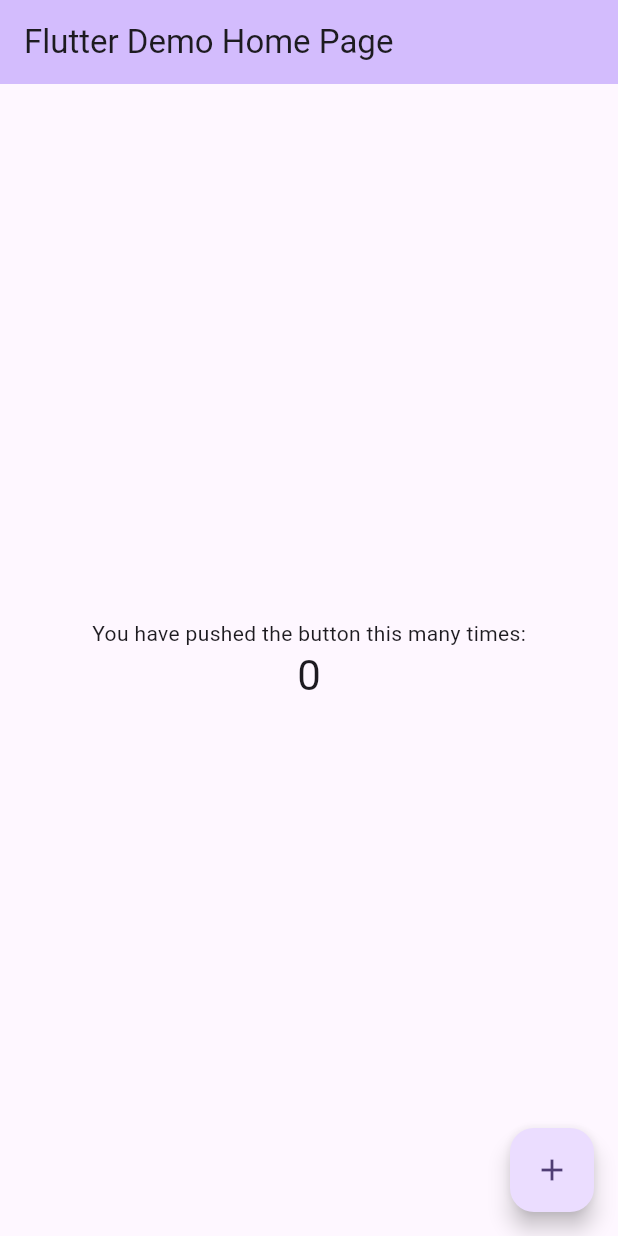
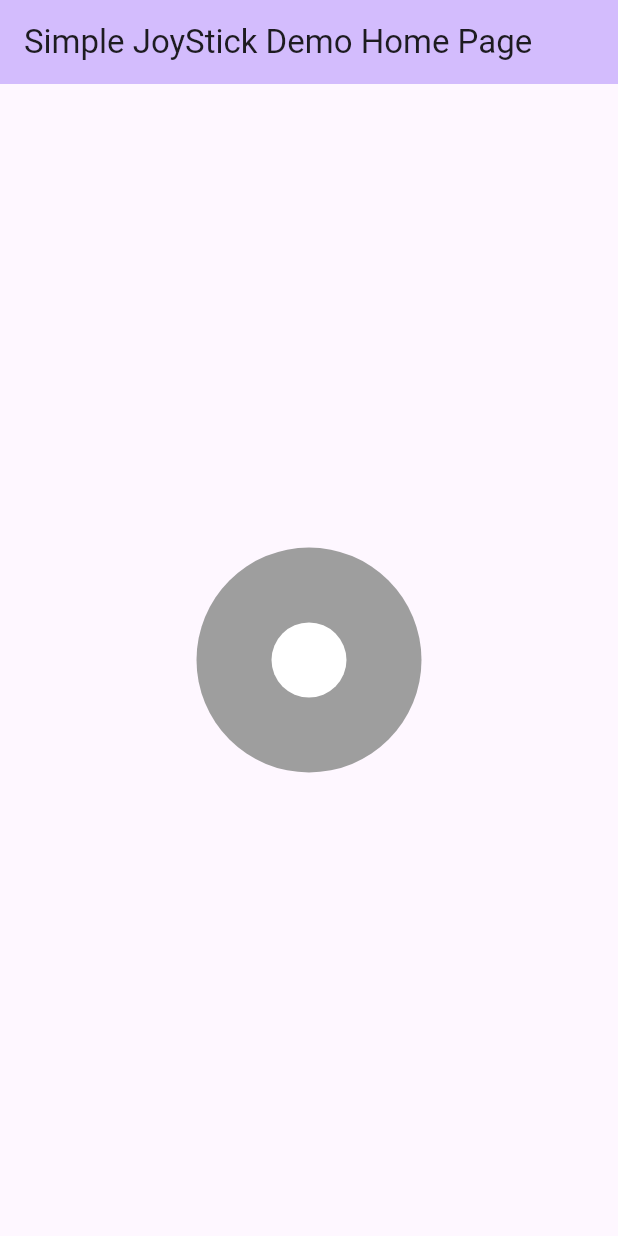
Before and after one commit to NaokiNishizawa/simple_joystick, a Flutter app: the screen it shows after launch, on a phone screen of 412 x 824 dp. Run offline on Flutter 3.47's test engine with Material 2 defaults, Android fonts, the phone set to English and light mode, and no system bars.

Commit message:
add joystick widget example main.dart

```diff
--- a/example/lib/main.dart
+++ b/example/lib/main.dart
@@ -1,4 +1,5 @@
 import 'package:flutter/material.dart';
+import 'package:simple_joystick/simple_joystick.dart';
 
 void main() {
   runApp(const MyApp());
@@ -7,47 +8,21 @@ void main() {
 class MyApp extends StatelessWidget {
   const MyApp({super.key});
 
-  // This widget is the root of your application.
   @override
   Widget build(BuildContext context) {
     return MaterialApp(
-      title: 'Flutter Demo',
+      title: 'Simple JoyStick Demo',
       theme: ThemeData(
-        // This is the theme of your application.
-        //
-        // TRY THIS: Try running your application with "flutter run". You'll see
-        // the application has a blue toolbar. Then, without quitting the app,
-        // try changing the seedColor in the colorScheme below to Colors.green
-        // and then invoke "hot reload" (save your changes or press the "hot
-        // reload" button in a Flutter-supported IDE, or press "r" if you used
-        // the command line to start the app).
-        //
-        // Notice that the counter didn't reset back to zero; the application
-        // state is not lost during the reload. To reset the state, use hot
-        // restart instead.
-        //
-        // This works for code too, not just values: Most code changes can be
-        // tested with just a hot reload.
         colorScheme: ColorScheme.fromSeed(seedColor: Colors.deepPurple),
         useMaterial3: true,
       ),
-      home: const MyHomePage(title: 'Flutter Demo Home Page'),
+      home: const MyHomePage(title: 'Simple JoyStick Demo Home Page'),
     );
   }
 }
 
 class MyHomePage extends StatefulWidget {
   const MyHomePage({super.key, required this.title});
-
-  // This widget is the home page of your application. It is stateful, meaning
-  // that it has a State object (defined below) that contains fields that affect
-  // how it looks.
-
-  // This class is the configuration for the state. It holds the values (in this
-  // case the title) provided by the parent (in this case the App widget) and
-  // used by the build method of the State. Fields in a Widget subclass are
-  // always marked "final".
-
   final String title;
 
   @override
@@ -55,71 +30,27 @@ class MyHomePage extends StatefulWidget {
 }
 
 class _MyHomePageState extends State<MyHomePage> {
-  int _counter = 0;
-
-  void _incrementCounter() {
-    setState(() {
-      // This call to setState tells the Flutter framework that something has
-      // changed in this State, which causes it to rerun the build method below
-      // so that the display can reflect the updated values. If we changed
-      // _counter without calling setState(), then the build method would not be
-      // called again, and so nothing would appear to happen.
-      _counter++;
-    });
-  }
-
   @override
   Widget build(BuildContext context) {
-    // This method is rerun every time setState is called, for instance as done
-    // by the _incrementCounter method above.
-    //
-    // The Flutter framework has been optimized to make rerunning build methods
-    // fast, so that you can just rebuild anything that needs updating rather
-    // than having to individually change instances of widgets.
     return Scaffold(
       appBar: AppBar(
-        // TRY THIS: Try changing the color here to a specific color (to
-        // Colors.amber, perhaps?) and trigger a hot reload to see the AppBar
-        // change color while the other colors stay the same.
         backgroundColor: Theme.of(context).colorScheme.inversePrimary,
-        // Here we take the value from the MyHomePage object that was created by
-        // the App.build method, and use it to set our appbar title.
         title: Text(widget.title),
       ),
       body: Center(
-        // Center is a layout widget. It takes a single child and positions it
-        // in the middle of the parent.
         child: Column(
-          // Column is also a layout widget. It takes a list of children and
-          // arranges them vertically. By default, it sizes itself to fit its
-          // children horizontally, and tries to be as tall as its parent.
-          //
-          // Column has various properties to control how it sizes itself and
-          // how it positions its children. Here we use mainAxisAlignment to
-          // center the children vertically; the main axis here is the vertical
-          // axis because Columns are vertical (the cross axis would be
-          // horizontal).
-          //
-          // TRY THIS: Invoke "debug painting" (choose the "Toggle Debug Paint"
-          // action in the IDE, or press "p" in the console), to see the
-          // wireframe for each widget.
           mainAxisAlignment: MainAxisAlignment.center,
           children: <Widget>[
-            const Text(
-              'You have pushed the button this many times:',
-            ),
-            Text(
-              '$_counter',
-              style: Theme.of(context).textTheme.headlineMedium,
+            JoyStick(
+              150,
+              50,
+              (details) {
+                // nothing
+              },
             ),
           ],
         ),
       ),
-      floatingActionButton: FloatingActionButton(
-        onPressed: _incrementCounter,
-        tooltip: 'Increment',
-        child: const Icon(Icons.add),
-      ), // This trailing comma makes auto-formatting nicer for build methods.
     );
   }
 }
```
